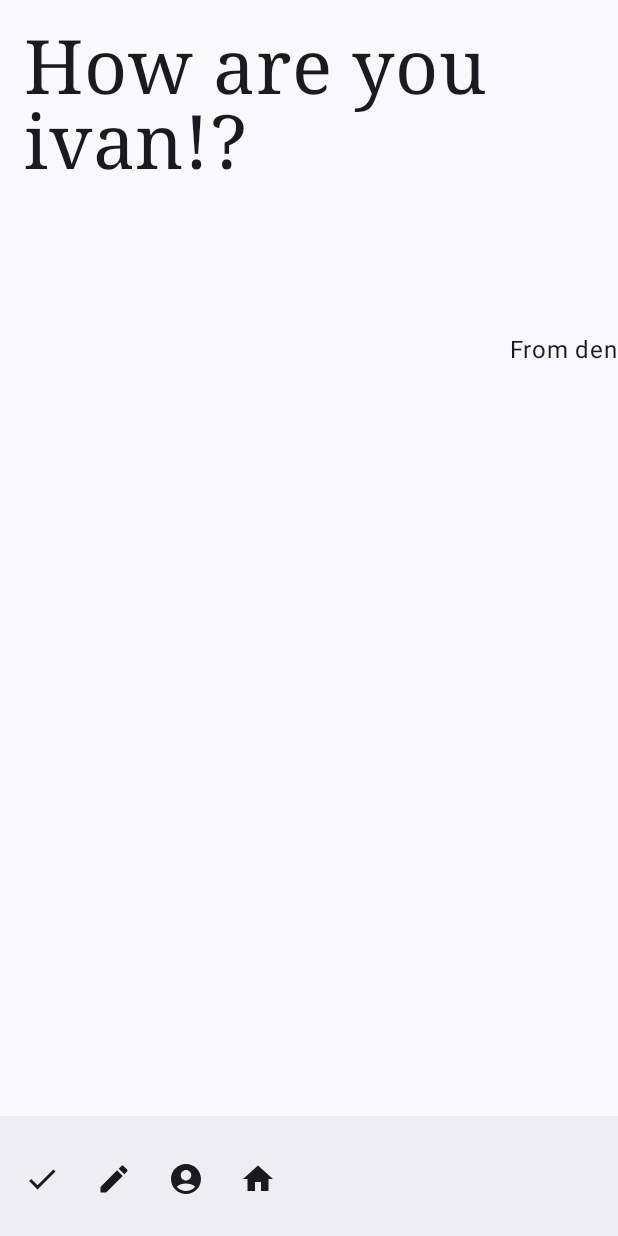
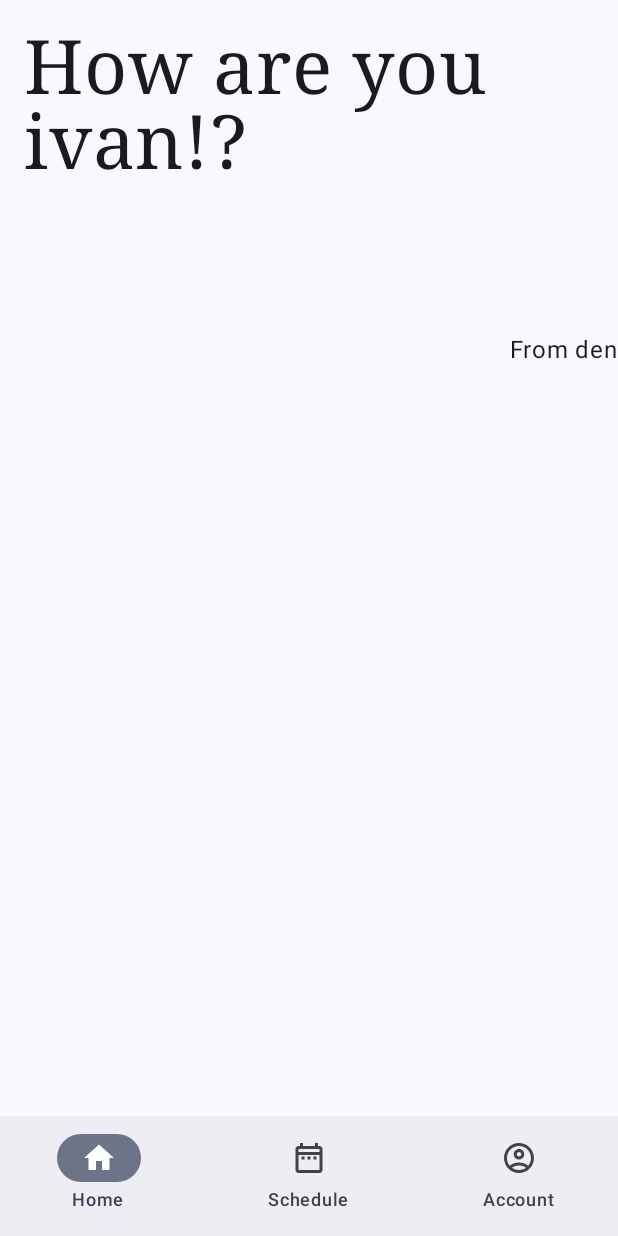
Before and after one commit to acakp/compose-app-project, an Android app built with Jetpack Compose: the screen it shows after launch (MainActivity), on a phone screen of 412 x 824 dp. Run offline under Robolectric (Android 15) with nearby library versions, the phone set to English and light mode, and no system bars.

Commit message:
Replaced BottomAppBar with BottomNavBar

```diff
--- a/app/src/main/java/com/example/app_test/MainActivity.kt
+++ b/app/src/main/java/com/example/app_test/MainActivity.kt
@@ -33,12 +33,15 @@ import com.example.app_test.ui.theme.ApptestTheme
 import androidx.compose.material.icons.Icons
 import androidx.compose.material.icons.filled.AccountCircle
 import androidx.compose.material.icons.filled.Check
+import androidx.compose.material.icons.filled.DateRange
 import androidx.compose.material.icons.filled.Edit
 import androidx.compose.material.icons.filled.Favorite
 import androidx.compose.material.icons.filled.Home
 import androidx.compose.material.icons.filled.Person
 import androidx.compose.material.icons.filled.Star
 import androidx.compose.material.icons.filled.ThumbUp
+import androidx.compose.material.icons.outlined.AccountCircle
+import androidx.compose.material.icons.outlined.DateRange
 import androidx.compose.material.icons.outlined.FavoriteBorder
 import androidx.compose.material.icons.outlined.Home
 import androidx.compose.material3.Icon
@@ -52,9 +55,12 @@ import androidx.compose.material3.Text
 import androidx.compose.material3.contentColorFor
 import androidx.compose.runtime.mutableIntStateOf
 import androidx.compose.runtime.remember
+import androidx.compose.runtime.saveable.rememberSaveable
 import androidx.compose.ui.graphics.Color
 import androidx.compose.ui.graphics.vector.ImageVector
 import androidx.compose.ui.unit.Dp
+import androidx.compose.runtime.getValue
+import androidx.compose.runtime.setValue
 
 class MainActivity : ComponentActivity() {
     @OptIn(ExperimentalMaterial3Api::class)
@@ -89,71 +95,37 @@ fun Greeting(name: String, from: String, modifier: Modifier = Modifier) {
     }
 }
 
+@Composable
+fun BottomNavBar(){
+    var selectedItem by remember { mutableIntStateOf(0) }
+    val items = listOf("Home", "Schedule", "Account")
+    val selectedIcons = listOf(Icons.Filled.Home, Icons.Filled.DateRange, Icons.Filled.AccountCircle)
+    val unselectedIcons =
+        listOf(Icons.Outlined.Home, Icons.Outlined.DateRange, Icons.Outlined.AccountCircle)
 
-// bred
-//@Composable
-//fun NavigationBar(
-//    modifier: Modifier,
-//    containerColor: Color = Color.Red,
-//    contentColor: Color = MaterialTheme.colorScheme.contentColorFor(Color.Red),
-//    tonalElevation: Dp = NavigationBarDefaults.Elevation,
-//    windowInsets: WindowInsets = NavigationBarDefaults.windowInsets,
-//    content: Any
-//
-//){
-//    NavigationBarItem(icon = Icons.Filled.Home, label = "Home", selected = true, onClick = {})
-//    NavigationBarItem(icon = Icons.Filled.AccountCircle, label = "Account", selected = false, onClick = {})
-//}
-//
-//@Composable
-//fun NavigationBarItem(icon: ImageVector, label: String, selected: Any, onClick: () -> Unit) {
-//    val num = 1
-//}
+    NavigationBar {
+        items.forEachIndexed { index, item -> NavigationBarItem(
+            icon = { Icon(
+                if (selectedItem == index) selectedIcons[index] else unselectedIcons[index],
+                contentDescription = item
+            )},
+            label = {Text(item)},
+            selected = selectedItem == index,
+            onClick = {selectedItem = index}
+        ) }
+    }
+}
 
 @Composable
-fun BottomAppBar(){
-    BottomAppBar(
-        actions = {
-            IconButton(onClick = { /* do something */ }) {
-                Icon(Icons.Filled.Check, contentDescription = "Localized description")
-            }
-            IconButton(onClick = { /* do something */ }) {
-                Icon(
-                    Icons.Filled.Edit,
-                    contentDescription = "Localized description",
-                )
-            }
-            IconButton(onClick = { /* do something */ }) {
-                Icon(
-                    Icons.Filled.AccountCircle,
-                    contentDescription = "Localized description",
-                )
-            }
-            IconButton(onClick = { /* do something */ }) {
-                Icon(
-                    Icons.Filled.Home,
-                    contentDescription = "Localized description",
-                )
-            }
-        }
-    )
-}
+fun NavigationBarItem(icon: ImageVector, label: String, selected: Boolean, onClick: () -> Unit){}
 
 @Composable
 fun MainView(){
     Scaffold(
         modifier = Modifier.fillMaxSize(),
         bottomBar = {
-            BottomAppBar()
+            BottomNavBar()
         }
-//                    bottomBar = {
-//                        BottomAppBar(
-//                            containerColor = MaterialTheme.colorScheme.primaryContainer,
-//                            contentColor = MaterialTheme.colorScheme.primary
-//                        ){
-//                            NavigationBar(modifier = Modifier, content = NavigationBarItem(icon = Icons.Filled.Home, label = "Home", selected = true, onClick = {}))
-//                        }
-//                    }
     ) { innerPadding ->
         Greeting(
             name = "ivan",
```
